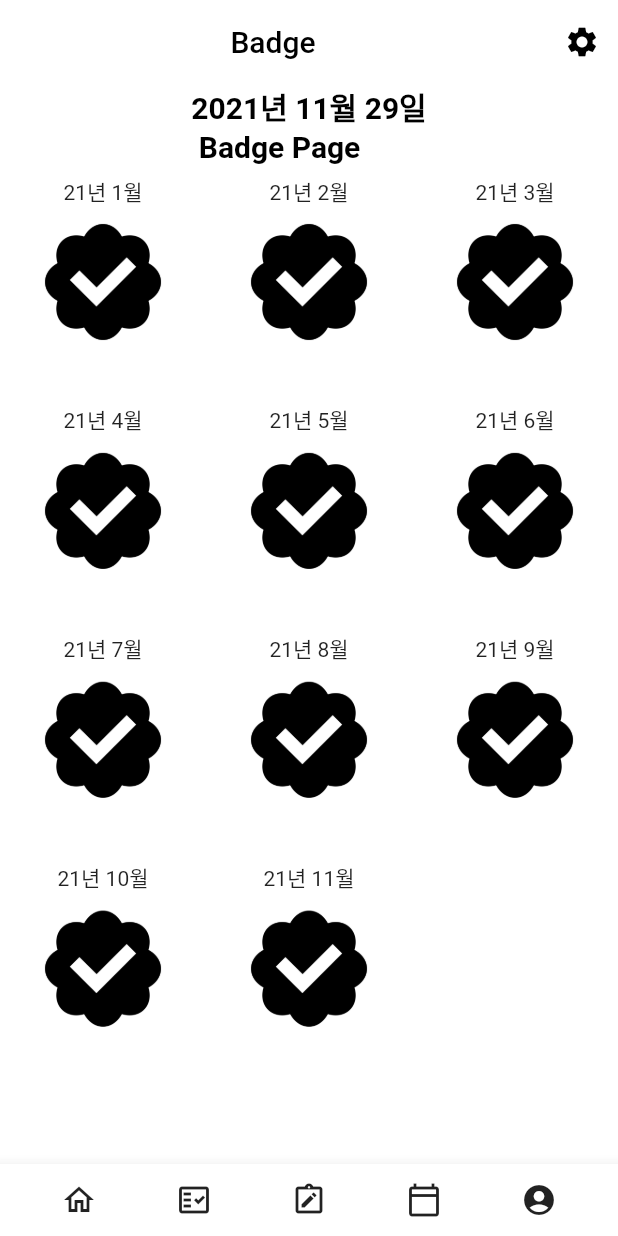
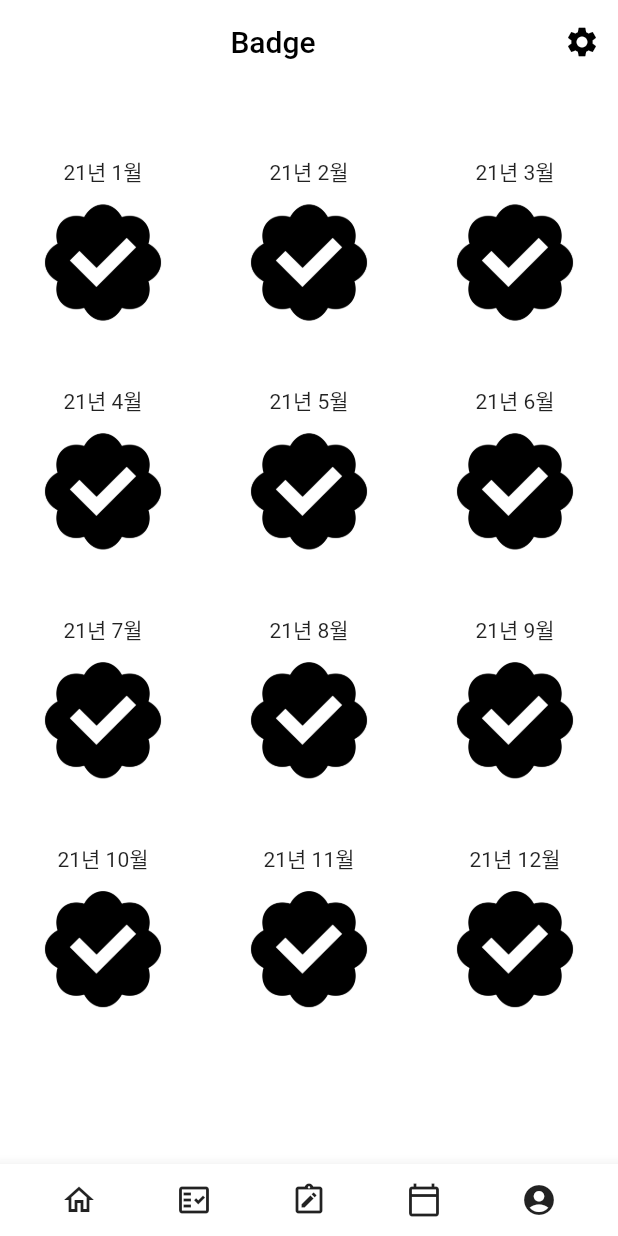
Before and after one commit to Hayun218/TIOIT, a Flutter app: the screen it shows once a user with an empty profile is signed in, swiped to page 5, on a phone screen of 412 x 824 dp. Run offline on Flutter 3.47's test engine with Material 2 defaults, Android fonts, the phone set to English and light mode, and no system bars; our stand-ins replace cloud_firestore, firebase_auth, firebase_core, firebase_storage, fl_chart, flutter_local_notifications and 9 more; missing offline and left inert: loading_animations, time_range_picker; accounts and stored records are empty; network calls fail.

Commit message:
long diary date, limit seven

```diff
--- a/tiot/lib/badge.dart
+++ b/tiot/lib/badge.dart
@@ -49,24 +49,13 @@ class _BadgedPageState extends State<BadgedPage> {
       body: Column(
         crossAxisAlignment: CrossAxisAlignment.center,
         children: [
-          Container(
-            child: Center(
-              child: Text(
-                todayDate + "\n Badge Page",
-                style: const TextStyle(
-                  color: Colors.black,
-                  fontWeight: FontWeight.bold,
-                  fontSize: 20,
-                ),
-              ),
-            ),
-          ),
+          SizedBox(height: 40),
           Expanded(
             child: Container(
               child: GridView.count(
                 crossAxisCount: 3,
                 childAspectRatio: 9 / 10,
-                children: List.generate(11, (index) {
+                children: List.generate(12, (index) {
                   return Padding(
                     padding: const EdgeInsets.all(8.0),
                     child: Column(
--- a/tiot/lib/long_diary.dart
+++ b/tiot/lib/long_diary.dart
@@ -8,7 +8,6 @@ import 'package:intl/intl.dart';
 import 'package:firebase_auth/firebase_auth.dart';
 import 'package:loading_animations/loading_animations.dart';
 
-var today = DateTime.now();
 String todayDate = DateFormat('yyyy년 MM월 d일').format(DateTime.now());
 User user = FirebaseAuth.instance.currentUser!;
 
@@ -45,6 +44,9 @@ Future<void> makeLongDiary() {
 TextEditingController _diaryCtrl = TextEditingController();
 
 class LongDiary extends StatefulWidget {
+  final String selectedDate;
+  LongDiary({required this.selectedDate});
+
   @override
   _LongDiaryState createState() => _LongDiaryState();
 }
@@ -52,6 +54,7 @@ class LongDiary extends StatefulWidget {
 class _LongDiaryState extends State<LongDiary> {
   @override
   Widget build(BuildContext context) {
+    todayDate = widget.selectedDate;
     return Scaffold(
       body: StreamBuilder(
         stream: longDiary,
--- a/tiot/pubspec.yaml
+++ b/tiot/pubspec.yaml
@@ -57,6 +57,8 @@ dependencies:
   time_range_picker: ^2.1.0
   fl_chart: ^0.40.2
   syncfusion_flutter_datepicker: ^19.3.55
+  weather: ^2.0.1
+  location: ^4.3.0
 
 dev_dependencies:
   flutter_test:
```
Also changed, not shown: tiot/lib/dashboard.dart (+12 -0 lines), tiot/lib/diary.dart (+5 -2 lines), tiot/lib/todo.dart (+24 -16 lines), tiot/pubspec.lock.
